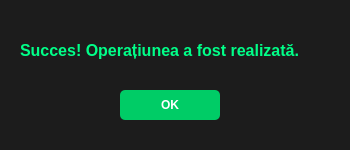
Qt form SuccessBox.ui (Neutrino123/STB) before a commit.
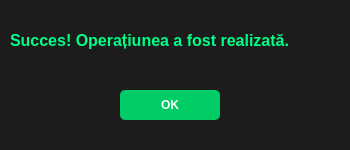
The same form after that commit.

The edit to the form file:
```diff
--- a/SuccessBox.ui
+++ b/SuccessBox.ui
@@ -19,8 +19,8 @@
   <widget class="QLabel" name="labelSuccess">
    <property name="geometry">
     <rect>
-     <x>20</x>
-     <y>30</y>
+     <x>10</x>
+     <y>20</y>
      <width>310</width>
      <height>40</height>
     </rect>
```
Left out of the diff: 6 changed lines with no effect on the pictures.
